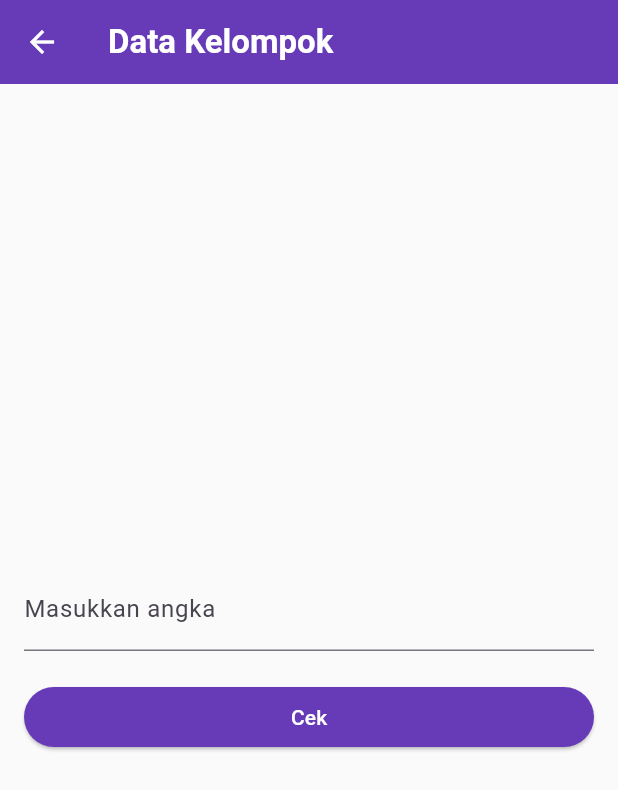
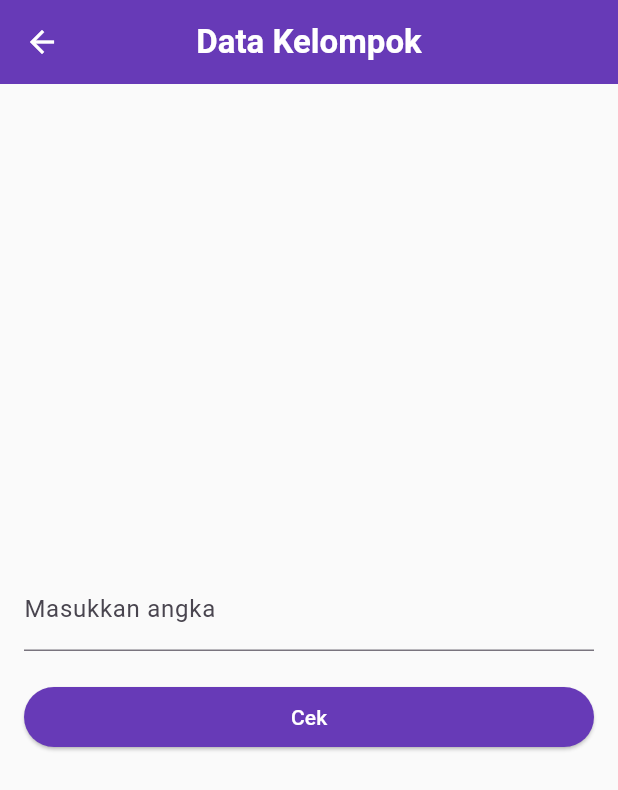
Before and after one commit to exuviadot/tugas2-tpm, a Flutter app: the BilanganPage screen opened directly with sample values from the repository, on a phone screen of 412 x 824 dp. Shown: the top 790 px of the screen. Run offline on Flutter 3.47's test engine with Material 3 defaults, Android fonts, the phone set to English and light mode, and no system bars.

Commit message:
update: appbar diketengahin

```diff
--- a/lib/pages/bilangan_page.dart
+++ b/lib/pages/bilangan_page.dart
@@ -59,6 +59,8 @@ class _BilanganPageState extends State<BilanganPage> {
             style: const TextStyle(fontWeight: FontWeight.bold)),
         backgroundColor: Colors.deepPurple,
         foregroundColor: Colors.white,
+        centerTitle: true,
+        elevation: 0,
       ),
       body: Padding(
         padding: const EdgeInsets.all(16),
--- a/lib/pages/data_kelompok_page.dart
+++ b/lib/pages/data_kelompok_page.dart
@@ -25,6 +25,8 @@ class DataKelompokPage extends StatelessWidget {
         ),
         backgroundColor: Colors.deepPurple,
         foregroundColor: Colors.white,
+        centerTitle: true,
+        elevation: 0,
       ),
       body: ListView.builder(
         padding: const EdgeInsets.all(16),
```
